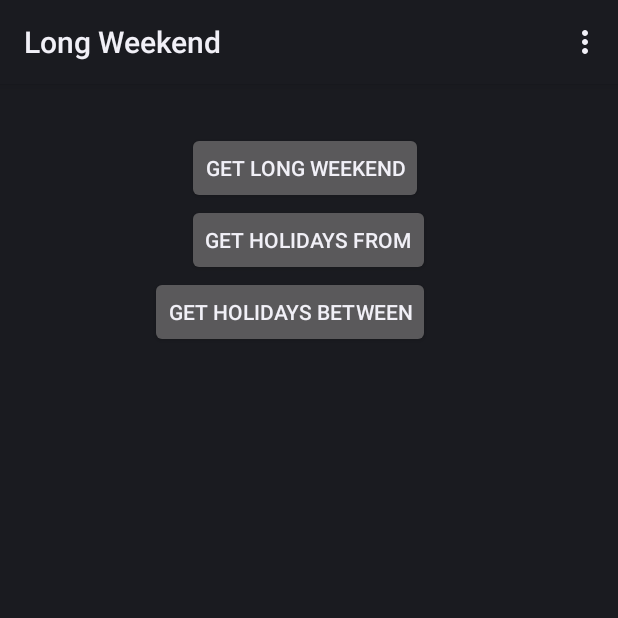
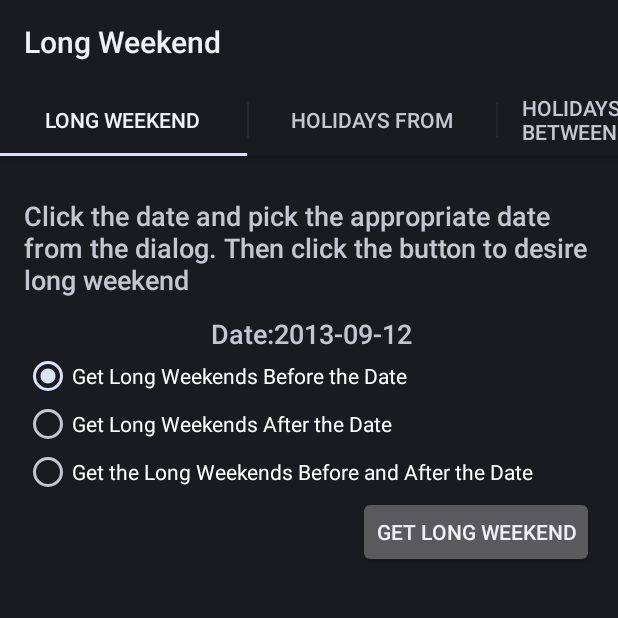
Before and after one commit to foohyfooh/longweekend-android, an Android app: the screen it shows after launch (MainActivity), on a phone screen of 412 x 824 dp, the top half of it. Run offline under Robolectric (Android 15) with nearby library versions, the phone set to English and light mode, and no system bars.

Commit message:
Now using a Tabbed View
Now using Fragments to allow for a tabbed view of the content. And added
an about page

```diff
--- /dev/null
+++ b/LongWeekend/src/main/java/com/foohyfooh/longweekend/About.java
@@ -0,0 +1,16 @@
+package com.foohyfooh.longweekend;
+
+import android.os.Bundle;
+import android.support.v4.app.Fragment;
+import android.view.LayoutInflater;
+import android.view.View;
+import android.view.ViewGroup;
+
+public class About extends Fragment {
+
+    @Override
+    public View onCreateView(LayoutInflater inflater, ViewGroup container, Bundle savedInstanceState) {
+        super.onCreateView(inflater, container, savedInstanceState);
+        return inflater.inflate(R.layout.about, container, false);
+    }
+}
--- a/LongWeekend/src/main/java/com/foohyfooh/longweekend/DatePickerFragment.java
+++ b/LongWeekend/src/main/java/com/foohyfooh/longweekend/DatePickerFragment.java
@@ -1,10 +1,10 @@
 package com.foohyfooh.longweekend;
 
-import android.app.Activity;
 import android.app.DatePickerDialog;
 import android.app.Dialog;
 import android.os.Bundle;
-import android.app.DialogFragment;
+import android.support.v4.app.DialogFragment;
+import android.support.v4.app.FragmentActivity;
 import android.view.View;
 import android.widget.DatePicker;
 import android.widget.TextView;
@@ -14,10 +14,10 @@ import java.util.GregorianCalendar;
 
 public class DatePickerFragment extends DialogFragment implements DatePickerDialog.OnDateSetListener, View.OnClickListener {
 
-    private final Activity activity;
+    private final FragmentActivity activity;
     private final TextView textView;
 
-    public DatePickerFragment(Activity activity, TextView textView) {
+    public DatePickerFragment(FragmentActivity activity, TextView textView) {
         this.activity = activity;
         this.textView = textView;
     }
@@ -25,7 +25,7 @@ public class DatePickerFragment extends DialogFragment implements DatePickerDial
     @Override
     public void onClick(View view) {
         DialogFragment newFragment = new DatePickerFragment(activity,textView);
-        newFragment.show(activity.getFragmentManager(), "datePicker");
+        newFragment.show(activity.getSupportFragmentManager(), "datePicker");
     }
 
     @Override
--- a/LongWeekend/src/main/java/com/foohyfooh/longweekend/Display.java
+++ b/LongWeekend/src/main/java/com/foohyfooh/longweekend/Display.java
@@ -13,4 +13,8 @@ public class Display extends ListActivity {
 		setListAdapter(new ArrayAdapter<String>(Display.this, android.R.layout.simple_list_item_1, list));
     }
 
+    public static Class<?> getDisplay() throws ClassNotFoundException {
+        return Class.forName("com.foohyfooh.longweekend.Display");
+    }
+
 }
--- a/LongWeekend/src/main/java/com/foohyfooh/longweekend/HolidaysFrom.java
+++ b/LongWeekend/src/main/java/com/foohyfooh/longweekend/HolidaysFrom.java
@@ -2,33 +2,33 @@ package com.foohyfooh.longweekend;
 
 import java.util.concurrent.ExecutionException;
 
-import android.app.Activity;
 import android.content.Intent;
 import android.os.Bundle;
+import android.support.v4.app.Fragment;
+import android.view.LayoutInflater;
 import android.view.View;
 import android.view.View.OnClickListener;
-import android.widget.Button;
+import android.view.ViewGroup;
 import android.widget.TextView;
 
-public class HolidaysFrom extends Activity implements OnClickListener {
+public class HolidaysFrom extends Fragment implements OnClickListener {
 
 	private TextView startDate;
+
 	@Override
-	protected void onCreate(Bundle savedInstanceState) {
-		super.onCreate(savedInstanceState);
-		setContentView(R.layout.holidaysfrom);
-		startDate = (TextView) findViewById(R.id.beginDate);
-		Button findHolidaysFrom = (Button) findViewById(R.id.findHolidaysFrom);
-		findHolidaysFrom.setOnClickListener(this);
-        startDate.setOnClickListener(new DatePickerFragment(this, startDate));
+    public View onCreateView(LayoutInflater inflater, ViewGroup container, Bundle savedInstanceState) {
+        View rootView = inflater.inflate(R.layout.holidaysfrom, container, false);
+        startDate = (TextView) rootView.findViewById(R.id.beginDate);
+        //startDate.setText(Utils.currentDate());
+        rootView.findViewById(R.id.findHolidaysFrom).setOnClickListener(this);
+        startDate.setOnClickListener(new DatePickerFragment(getActivity(), startDate));
+        return rootView;
 	}
-
 
 	@Override
 	public void onClick(View v) {
 		try{
-			Class<?> name = Class.forName("com.foohyfooh.longweekend.Display");
-			Intent intent = new Intent(this, name);
+			Intent intent = new Intent(getActivity(), Display.getDisplay());
 			Bundle bundle = new Bundle();
 			//Test Date
 			//http://10.0.2.2:8084/longweekend/HolidaysFrom?startDate=2012-11-11
--- a/LongWeekend/src/main/java/com/foohyfooh/longweekend/LongWeekend.java
+++ b/LongWeekend/src/main/java/com/foohyfooh/longweekend/LongWeekend.java
@@ -1,40 +1,41 @@
 package com.foohyfooh.longweekend;
 
-import java.util.GregorianCalendar;
 import java.util.concurrent.ExecutionException;
 
-import android.app.Activity;
 import android.content.Intent;
 import android.os.Bundle;
+import android.support.v4.app.Fragment;
+import android.view.LayoutInflater;
 import android.view.View;
 import android.view.View.OnClickListener;
+import android.view.ViewGroup;
 import android.widget.Button;
 import android.widget.RadioGroup;
 import android.widget.TextView;
 
 
-public class LongWeekend extends Activity implements OnClickListener {
+public class LongWeekend extends Fragment implements OnClickListener {
 
     private TextView yourDate;
     private RadioGroup radioGroup;
 
     @Override
-    protected void onCreate(Bundle savedInstanceState) {
-        super.onCreate(savedInstanceState);
-        setContentView(R.layout.longweekend);
-        yourDate = (TextView) findViewById(R.id.yourDate);
-        //yourDate.setText(currentDate());
-        Button findLongWeekend = (Button) findViewById(R.id.findLongweekendButton);
+    public View onCreateView(LayoutInflater inflater, ViewGroup container, Bundle savedInstanceState) {
+        super.onCreateView(inflater, container, savedInstanceState);
+        View rootView = inflater.inflate(R.layout.longweekend, container, false);
+        yourDate = (TextView) rootView.findViewById(R.id.yourDate);
+        //yourDate.setText(Utils.currentDate());
+        Button findLongWeekend = (Button) rootView.findViewById(R.id.findLongweekendButton);
         findLongWeekend.setOnClickListener(this);
-        yourDate.setOnClickListener(new DatePickerFragment(this, yourDate));
-        radioGroup = (RadioGroup) findViewById(R.id.longweekendOptionsGroup);
+        yourDate.setOnClickListener(new DatePickerFragment(getActivity(), yourDate));
+        radioGroup = (RadioGroup) rootView.findViewById(R.id.longweekendOptionsGroup);
+        return rootView;
     }
 
     @Override
     public void onClick(View v) {
         try{
-            Class<?> name = Class.forName("com.foohyfooh.longweekend.Display");
-            Intent intent = new Intent(this, name);
+            Intent intent = new Intent(getActivity(), Display.getDisplay());
             Bundle bundle = new Bundle();
             String[] request = null;
             //Test Dates
@@ -46,7 +47,7 @@ public class LongWeekend extends Activity implements OnClickListener {
                 case R.id.longweekendBefore:
                     request = new String[]{
                         String.format("http://10.0.2.2:8084/longweekend/LongWeekendBefore?startDate=%s&endDate=%s",
-                                currentDate(), yourDate.getText().toString())
+                                Utils.currentDate(), yourDate.getText().toString())
                     };
                     break;
                 case R.id.longweekendAfter:
@@ -58,7 +59,7 @@ public class LongWeekend extends Activity implements OnClickListener {
                 case R.id.longweekendBoth:
                     request = new String[] {
                         String.format("http://10.0.2.2:8084/longweekend/LongWeekendBefore?startDate=%s&endDate=%s",
-                                currentDate(), yourDate.getText().toString()),
+                                Utils.currentDate(), yourDate.getText().toString()),
                         String.format("http://10.0.2.2:8084/longweekend/LongWeekendAfter?startDate=%s&endDate=%s",
                                 yourDate.getText().toString(), "2013-12-31")
                     };
@@ -77,12 +78,4 @@ public class LongWeekend extends Activity implements OnClickListener {
         }
     }
 
-    private String currentDate(){
-        final GregorianCalendar cal = (GregorianCalendar) GregorianCalendar.getInstance();
-        int day = cal.get(GregorianCalendar.DAY_OF_MONTH);
-        int month = cal.get(GregorianCalendar.MONTH) + 1;//Months are 0 indexed
-        int year = cal.get(GregorianCalendar.YEAR);
-        return String.format("%d-%02d-%02d", year, month, day);
-    }
-
 }
--- a/LongWeekend/src/main/java/com/foohyfooh/longweekend/MainActivity.java
+++ b/LongWeekend/src/main/java/com/foohyfooh/longweekend/MainActivity.java
@@ -1,62 +1,74 @@
 package com.foohyfooh.longweekend;
 
-
-import android.app.Activity;
-import android.content.Intent;
+import android.app.ActionBar;
+import android.app.FragmentTransaction;
 import android.os.Bundle;
-import android.view.Menu;
-import android.view.View;
-import android.view.View.OnClickListener;
-import android.widget.Button;
-
-public class MainActivity extends Activity implements OnClickListener {
+import android.support.v4.app.Fragment;
+import android.support.v4.app.FragmentActivity;
+import android.support.v4.app.FragmentManager;
+import android.support.v4.app.FragmentPagerAdapter;
+import android.support.v4.view.ViewPager;
 
 
-	private Button longWeekend, holidaysFrom, holidaysBetween;
+public class MainActivity extends FragmentActivity implements ActionBar.TabListener {
+
+    private ViewPager viewPager;
+
     @Override
     protected void onCreate(Bundle savedInstanceState) {
         super.onCreate(savedInstanceState);
         setContentView(R.layout.main);
-		longWeekend = (Button) findViewById(R.id.longweekendButton);
-		holidaysFrom = (Button) findViewById(R.id.holidaysFromButton);
-		holidaysBetween = (Button) findViewById(R.id.holidaysBetweenButton);
-		longWeekend.setOnClickListener(this);
-		holidaysFrom.setOnClickListener(this);
-		holidaysBetween.setOnClickListener(this);
+
+        Fragment[] fragments = {new LongWeekend(), new HolidaysFrom(), new HolidaysBetween(), new About()};
+        String[] fragmentTitles = {"Long Weekend", "Holidays From", "Holidays Between", "About"};
+        AppSectionsPagerAdapter appSectionsPagerAdapter = new AppSectionsPagerAdapter(getSupportFragmentManager(), fragments);
+        final ActionBar actionBar = getActionBar();
+        actionBar.setNavigationMode(ActionBar.NAVIGATION_MODE_TABS);
+        viewPager = (ViewPager) findViewById(R.id.pager);
+        viewPager.setAdapter(appSectionsPagerAdapter);
+        viewPager.setOnPageChangeListener(new ViewPager.SimpleOnPageChangeListener() {
+            @Override
+            public void onPageSelected(int position) {
+                actionBar.setSelectedNavigationItem(position);
+            }
+        });
+        for(int i = 0; i  < fragments.length; i++){
+            actionBar.addTab(actionBar.newTab().setText(fragmentTitles[i]).setTabListener(this));
+        }
     }
 
     @Override
-	public boolean onCreateOptionsMenu(Menu menu) {
-		// Inflate the menu; this adds items to the action bar if it is present.
-		getMenuInflater().inflate(R.menu.main, menu);
-		return true;
+    public void onTabSelected(ActionBar.Tab tab, FragmentTransaction fragmentTransaction) {
+        viewPager.setCurrentItem(tab.getPosition());
+    }
+
+    @Override
+    public void onTabUnselected(ActionBar.Tab tab, FragmentTransaction fragmentTransaction) {
+    }
+
+    @Override
+    public void onTabReselected(ActionBar.Tab tab, FragmentTransaction fragmentTransaction) {
     }
 
 
+    private class AppSectionsPagerAdapter extends FragmentPagerAdapter {
+
+
+        private final Fragment[] fragments;
+
+        public AppSectionsPagerAdapter(FragmentManager fragmentManager, Fragment[] fragments){
+            super(fragmentManager);
+            this.fragments = fragments;
+        }
 
         @Override
-	public void onClick(View v) {
-		try{
-			Class<?> name = null;
-			switch(v.getId()){
-				case R.id.longweekendButton:
-					name = Class.forName("com.foohyfooh.longweekend.LongWeekend");
-					break;
-				case R.id.holidaysFromButton:
-					name = Class.forName("com.foohyfooh.longweekend.HolidaysFrom");
-					break;
-				case R.id.holidaysBetweenButton:
-					name = Class.forName("com.foohyfooh.longweekend.HolidaysBetween");
-					break;
+        public Fragment getItem(int i) {
+            return i < fragments.length ? fragments[i] : null;
         }
-			Intent intent = new Intent(this, name);
-			startActivity(intent);
-		}catch(ClassNotFoundException  e){
 
+        @Override
+        public int getCount() {
+            return fragments.length;
         }
     }
-
-
-
-
 }
--- a/LongWeekend/src/main/res/layout/holidaysbetween.xml
+++ b/LongWeekend/src/main/res/layout/holidaysbetween.xml
@@ -9,7 +9,7 @@
         android:id="@+id/startHint"
         android:layout_width="wrap_content"
         android:layout_height="wrap_content"
-        android:text="@string/startDateMessage"
+        android:text="@string/startDateHint"
         android:textAppearance="?android:attr/textAppearanceMedium"
         android:layout_marginTop="12dp"
         android:layout_below="@+id/holidaysbetweenMessage"
@@ -19,7 +19,7 @@
         android:id="@+id/endHint"
         android:layout_width="wrap_content"
         android:layout_height="wrap_content"
-        android:text="@string/endDateMessage"
+        android:text="@string/endDateHint"
         android:textAppearance="?android:attr/textAppearanceMedium"
         android:layout_below="@+id/startDate"
         android:layout_toLeftOf="@+id/endDate"/>
--- a/LongWeekend/src/main/res/layout/holidaysfrom.xml
+++ b/LongWeekend/src/main/res/layout/holidaysfrom.xml
@@ -17,10 +17,10 @@
         android:layout_alignParentRight="true"/>
 
     <TextView
-        android:id="@+id/startHint"
+        android:id="@+id/beginHint"
         android:layout_width="wrap_content"
         android:layout_height="wrap_content"
-        android:text="@string/startDateMessage"
+        android:text="@string/startDateHint"
         android:textAppearance="?android:attr/textAppearanceMedium"
         android:layout_above="@+id/findHolidaysFrom"
         android:layout_toLeftOf="@+id/beginDate"/>
--- a/LongWeekend/src/main/res/layout/longweekend.xml
+++ b/LongWeekend/src/main/res/layout/longweekend.xml
@@ -13,22 +13,23 @@
             android:id="@+id/longweekendMessage"
             android:layout_width="wrap_content"
             android:layout_height="wrap_content"
-            android:layout_marginTop="10dp"
+            android:layout_marginTop="11dp"
             android:text="@string/longweekendMessage"
             android:textAppearance="?android:attr/textAppearanceMedium"
             android:clickable="false"
             android:layout_alignParentTop="true"
-            android:layout_alignLeft="@+id/yourDate"/>
+            android:layout_alignLeft="@+id/longweekendOptionsGroup"/>
 
     <TextView
             android:id="@+id/yourDate"
             android:layout_width="wrap_content"
             android:layout_height="wrap_content"
-            android:layout_below="@+id/longweekendMessage"
-            android:layout_marginTop="22dp"
+            android:layout_marginTop="11dp"
             android:ems="10"
             android:text="@string/yourDate"
-            android:textAppearance="?android:attr/textAppearanceMedium" />
+            android:textAppearance="?android:attr/textAppearanceMedium"
+            android:layout_below="@+id/longweekendMessage"
+            android:layout_alignRight="@+id/longweekendOptionsGroup"/>
 
     <RadioGroup
             android:id="@+id/longweekendOptionsGroup"
@@ -67,4 +68,13 @@
             android:layout_below="@+id/longweekendOptionsGroup"
             android:text="@string/longWeekend" />
 
+    <TextView
+            android:layout_width="wrap_content"
+            android:layout_height="wrap_content"
+            android:textAppearance="?android:attr/textAppearanceMedium"
+            android:text="@string/yourDateHint"
+            android:id="@+id/textView"
+            android:layout_above="@+id/longweekendOptionsGroup"
+            android:layout_toLeftOf="@+id/yourDate"/>
+
 </RelativeLayout>
--- a/LongWeekend/src/main/res/layout/main.xml
+++ b/LongWeekend/src/main/res/layout/main.xml
@@ -1,36 +1,7 @@
-<RelativeLayout xmlns:android="http://schemas.android.com/apk/res/android"
-    xmlns:tools="http://schemas.android.com/tools"
-    android:layout_width="match_parent"
-    android:layout_height="match_parent"
-    android:paddingBottom="@dimen/activity_vertical_margin"
-    android:paddingLeft="@dimen/activity_horizontal_margin"
-    android:paddingRight="@dimen/activity_horizontal_margin"
-    android:paddingTop="@dimen/activity_vertical_margin"
-    tools:context=".MainActivity" >
+<?xml version="1.0" encoding="utf-8"?>
 
-    <Button
-        android:id="@+id/holidaysFromButton"
-        android:layout_width="wrap_content"
-        android:layout_height="wrap_content"
-        android:layout_below="@+id/longweekendButton"
-        android:layout_centerHorizontal="true"
-        android:text="@string/holidaysFrom" />
-
-    <Button
-        android:id="@+id/holidaysBetweenButton"
-        android:layout_width="wrap_content"
-        android:layout_height="wrap_content"
-        android:layout_alignRight="@+id/holidaysFromButton"
-        android:layout_below="@+id/holidaysFromButton"
-        android:text="@string/holidaysBetween" />
-
-    <Button
-        android:id="@+id/longweekendButton"
-        android:layout_width="wrap_content"
-        android:layout_height="wrap_content"
-        android:layout_alignLeft="@+id/holidaysFromButton"
-        android:layout_alignParentTop="true"
-        android:layout_marginTop="16dp"
-        android:text="@string/longWeekend" />
-
-</RelativeLayout>
+<android.support.v4.view.ViewPager
+        xmlns:android="http://schemas.android.com/apk/res/android"
+        android:id="@+id/pager"
+        android:layout_width="match_parent"
+        android:layout_height="match_parent" />
--- /dev/null
+++ b/LongWeekend/src/main/res/menu/about.xml
@@ -0,0 +1,6 @@
+<menu xmlns:android="http://schemas.android.com/apk/res/android">
+    <item android:id="@+id/action_settings"
+        android:title="@string/action_settings"
+        android:orderInCategory="100"
+        android:showAsAction="never" />
+</menu>
```
Also changed, not shown: LongWeekend/src/main/AndroidManifest.xml (+4 -14 lines), LongWeekend/src/main/java/com/foohyfooh/longweekend/HolidaysBetween.java (+17 -19 lines), LongWeekend/src/main/java/com/foohyfooh/longweekend/Utils.java (added, +15 -0 lines), LongWeekend/src/main/res/layout/about.xml (added, +20 -0 lines), LongWeekend/src/main/res/values/strings.xml (+17 -11 lines), 15 other files. Lines whose indentation alone changed are shown as unchanged.
